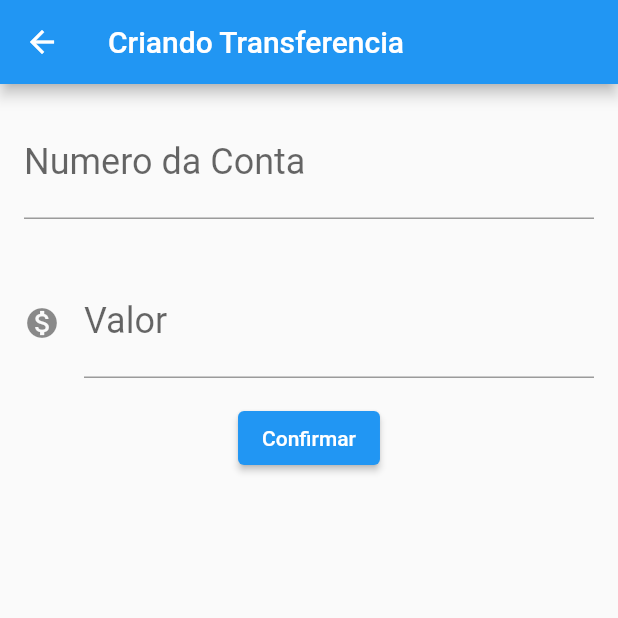
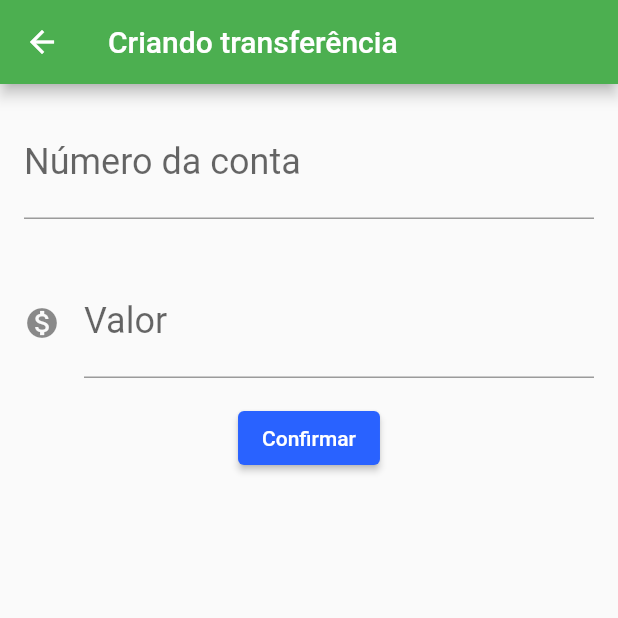
Before and after one commit to JheimisonFLX/my_app, a Flutter app: the screen it shows after launch, after a tap on the "add" icon, on a phone screen of 412 x 824 dp, the top half of it. Run offline on Flutter 3.47's test engine with Material 2 defaults, Android fonts, the phone set to English and light mode, and no system bars.

Commit message:
Finalizando a aula05 - 7

```diff
--- /dev/null
+++ b/lib/components/editor.dart
@@ -0,0 +1,32 @@
+import 'package:flutter/material.dart';
+
+class Editor extends StatelessWidget {
+  final TextEditingController? controlador;
+  final String? rotulo;
+  final String? dica;
+  final IconData? icone;
+
+  Editor({
+    this.controlador,
+    this.rotulo,
+    this.dica,
+    this.icone,
+  });
+
+  @override
+  Widget build(BuildContext context) {
+    return Padding(
+      padding: const EdgeInsets.all(16.0),
+      child: TextField(
+        controller: controlador,
+        style: TextStyle(fontSize: 24.0),
+        decoration: InputDecoration(
+          icon: icone != null ? Icon(icone) : null,
+          labelText: rotulo,
+          hintText: dica,
+        ),
+        keyboardType: TextInputType.number,
+      ),
+    );
+  }
+}
--- a/lib/main.dart
+++ b/lib/main.dart
@@ -1,4 +1,5 @@
 import 'package:flutter/material.dart';
+import 'package:my_app/screens/transferencia/lista.dart';
 
 void main() => runApp(BytebankApp());
 
@@ -8,172 +9,16 @@ class BytebankApp extends StatelessWidget {
   @override
   Widget build(BuildContext context) {
     return MaterialApp(
-      home: Scaffold(
-        body: ListaTransferencias(),
+      theme: ThemeData(
+        colorScheme: ColorScheme.fromSwatch(
+          primarySwatch: Colors.green,
+        ).copyWith(
+          secondary: Colors.blueAccent,
+        ),
+        elevatedButtonTheme: ElevatedButtonThemeData(
+            style: ElevatedButton.styleFrom(primary: Colors.blueAccent[700])),
       ),
+      home: ListaTransferencias(),
     );
   }
 }
-
-class FormularioTransferencia extends StatefulWidget {
-  @override
-  State<StatefulWidget> createState() {
-    // TODO: implement createState
-    return FormularioTransferenciaState();
-  }
-}
-
-class FormularioTransferenciaState extends State<FormularioTransferencia> {
-  final TextEditingController _controladorCampoNumeroConta =
-      TextEditingController();
-  final TextEditingController _controladorCampoValor = TextEditingController();
-
-  @override
-  Widget build(BuildContext context) {
-    // TODO: implement build
-    return Scaffold(
-      appBar: AppBar(
-        title: Text('Criando Transferencia'),
-      ),
-      body: SingleChildScrollView(
-        child: Column(
-          children: [
-            Editor(
-                controlador: _controladorCampoNumeroConta,
-                rotulo: 'Numero da Conta',
-                dica: '0000'),
-            Editor(
-                controlador: _controladorCampoValor,
-                rotulo: 'Valor',
-                dica: '0.00',
-                icone: Icons.monetization_on),
-            ElevatedButton(
-                onPressed: () {
-                  _criaTransferencia(context);
-                },
-                child: Text('Confirmar')),
-          ],
-        ),
-      ),
-    );
-  }
-
-  void _criaTransferencia(BuildContext context) {
-    final int? numeroConta = int.tryParse(_controladorCampoNumeroConta.text);
-    final double? valor = double.tryParse(_controladorCampoValor.text);
-    if (numeroConta != null && valor != null) {
-      final transferenciaCriada = Transferencia(valor, numeroConta);
-
-      debugPrint('Criando transferencia');
-      debugPrint('$transferenciaCriada');
-
-      Navigator.pop(context, transferenciaCriada);
-    }
-  }
-}
-
-class Editor extends StatelessWidget {
-  final TextEditingController? controlador;
-  final String? rotulo;
-  final String? dica;
-  final IconData? icone;
-
-  Editor({this.controlador, this.rotulo, this.dica, this.icone});
-
-  @override
-  Widget build(BuildContext context) {
-    return Padding(
-      padding: const EdgeInsets.all(16.0),
-      child: TextField(
-        controller: controlador,
-        style: TextStyle(fontSize: 24.0),
-        decoration: InputDecoration(
-          icon: icone != null ? Icon(icone) : null,
-          labelText: rotulo,
-          hintText: dica,
-        ),
-        keyboardType: TextInputType.number,
-      ),
-    );
-  }
-}
-
-class ListaTransferencias extends StatefulWidget {
-  final List<Transferencia> _transferencias = [];
-
-  @override
-  State<StatefulWidget> createState() {
-    // TODO: implement createState
-    return ListaTransferenciasState();
-  }
-}
-
-class ListaTransferenciasState extends State<ListaTransferencias> {
-  @override
-  Widget build(BuildContext context) {
-    //widget._transferencias.add(Transferencia(100.0, 3000));
-    // TODO: implement build
-    return Scaffold(
-      appBar: AppBar(
-        title: Text('Transferências'),
-      ),
-      body: ListView.builder(
-        itemCount: widget._transferencias.length,
-        itemBuilder: (context, indice) {
-          final transferencia = widget._transferencias[indice];
-          return ItemTransferencia(transferencia);
-        },
-      ),
-      floatingActionButton: FloatingActionButton(
-        child: Icon(Icons.add),
-        onPressed: () {
-          final Future<Transferencia?> future =
-              Navigator.push(context, MaterialPageRoute(builder: (context) {
-            return FormularioTransferencia();
-          }));
-          future.then((trasnferenciaRecebida) {
-            Future.delayed(Duration(seconds: 1), () {
-              debugPrint('chegou no then do future');
-              debugPrint('$trasnferenciaRecebida');
-              if (trasnferenciaRecebida != null) {
-                setState(() {
-                  widget._transferencias.add(trasnferenciaRecebida);
-                });
-              }
-            });
-          });
-        },
-      ),
-    );
-  }
-}
-
-class ItemTransferencia extends StatelessWidget {
-  final Transferencia _transferencia;
-
-  ItemTransferencia(this._transferencia);
-
-  @override
-  Widget build(BuildContext context) {
-    // TODO: implement build
-    return Card(
-      child: ListTile(
-        leading: Icon(Icons.monetization_on),
-        title: Text(_transferencia.valor.toString()),
-        subtitle: Text(_transferencia.numeroConta.toString()),
-      ),
-    );
-  }
-}
-
-class Transferencia {
-  final double valor;
-  final int numeroConta;
-
-  Transferencia(this.valor, this.numeroConta);
-
-  @override
-  String toString() {
-    return 'Transferencia{valor: $valor, numeroConta: $numeroConta}';
-  }
-}
--- /dev/null
+++ b/lib/models/transferencia.dart
@@ -0,0 +1,14 @@
+class Transferencia {
+  final double valor;
+  final int numeroConta;
+
+  Transferencia(
+    this.valor,
+    this.numeroConta,
+  );
+
+  @override
+  String toString() {
+    return 'Transferencia{valor: $valor, numeroConta: $numeroConta}';
+  }
+}
--- /dev/null
+++ b/lib/screens/transferencia/formulario.dart
@@ -0,0 +1,67 @@
+import 'package:flutter/material.dart';
+import '../../components/editor.dart';
+import '../../models/transferencia.dart';
+
+const _tituloAppBar = 'Criando transferência';
+const _rotuloCampoValor = 'Valor';
+const _dicaCampoValor = '0.00';
+const _rotuloCampoNumeroConta = 'Número da conta';
+const _dicaCampoNumeroConta = '0000';
+const _textoBotaoConfirmar = 'Confirmar';
+
+class FormularioTransferencia extends StatefulWidget {
+  @override
+  State<StatefulWidget> createState() {
+    // TODO: implement createState
+    return FormularioTransferenciaState();
+  }
+}
+
+class FormularioTransferenciaState extends State<FormularioTransferencia> {
+  final TextEditingController _controladorCampoNumeroConta =
+      TextEditingController();
+  final TextEditingController _controladorCampoValor = TextEditingController();
+
+  @override
+  Widget build(BuildContext context) {
+    // TODO: implement build
+    return Scaffold(
+      appBar: AppBar(
+        title: Text(_tituloAppBar),
+      ),
+      body: SingleChildScrollView(
+        child: Column(
+          children: [
+            Editor(
+                controlador: _controladorCampoNumeroConta,
+                rotulo: _rotuloCampoNumeroConta,
+                dica: _dicaCampoNumeroConta),
+            Editor(
+                controlador: _controladorCampoValor,
+                rotulo: _rotuloCampoValor,
+                dica: _dicaCampoValor,
+                icone: Icons.monetization_on),
+            ElevatedButton(
+                onPressed: () {
+                  _criaTransferencia(context);
+                },
+                child: Text(_textoBotaoConfirmar)),
+          ],
+        ),
+      ),
+    );
+  }
+
+  void _criaTransferencia(BuildContext context) {
+    final int? numeroConta = int.tryParse(_controladorCampoNumeroConta.text);
+    final double? valor = double.tryParse(_controladorCampoValor.text);
+    if (numeroConta != null && valor != null) {
+      final transferenciaCriada = Transferencia(valor, numeroConta);
+      Navigator.pop(context, transferenciaCriada);
+
+      //debugPrint('Criando transferencia');
+      //debugPrint('$transferenciaCriada');
+
+    }
+  }
+}
--- /dev/null
+++ b/lib/screens/transferencia/lista.dart
@@ -0,0 +1,69 @@
+import 'package:flutter/material.dart';
+import '../../models/transferencia.dart';
+import 'formulario.dart';
+
+const _tituloAppBar = 'Criando transferência';
+
+class ListaTransferencias extends StatefulWidget {
+  final List<Transferencia> _transferencias = [];
+
+  @override
+  State<StatefulWidget> createState() {
+    // TODO: implement createState
+    return ListaTransferenciasState();
+  }
+}
+
+class ListaTransferenciasState extends State<ListaTransferencias> {
+  @override
+  Widget build(BuildContext context) {
+    //widget._transferencias.add(Transferencia(100.0, 3000));
+    // TODO: implement build
+    return Scaffold(
+      appBar: AppBar(
+        title: Text(_tituloAppBar),
+      ),
+      body: ListView.builder(
+        itemCount: widget._transferencias.length,
+        itemBuilder: (context, indice) {
+          final transferencia = widget._transferencias[indice];
+          return ItemTransferencia(transferencia);
+        },
+      ),
+      floatingActionButton: FloatingActionButton(
+        child: Icon(Icons.add),
+        onPressed: () {
+          Navigator.push(context, MaterialPageRoute(builder: (context) {
+            return FormularioTransferencia();
+          })).then((trasnferenciaRecebida) => _atualiza(trasnferenciaRecebida));
+        },
+      ),
+    );
+  }
+
+  void _atualiza(Transferencia? trasnferenciaRecebida) {
+    if (trasnferenciaRecebida != null) {
+      setState(() {
+        widget._transferencias.add(trasnferenciaRecebida);
+      });
+    }
+  }
+}
+
+class ItemTransferencia extends StatelessWidget {
+  final Transferencia _transferencia;
+
+  ItemTransferencia(this._transferencia);
+
+  @override
+  Widget build(BuildContext context) {
+    // TODO: implement build
+    return Card(
+      child: ListTile(
+        leading: Icon(Icons.monetization_on),
+        title: Text(_transferencia.valor.toString()),
+        subtitle: Text(_transferencia.numeroConta.toString()),
+      ),
+    );
+  }
+}
```
Also changed, not shown: 1 other file.
